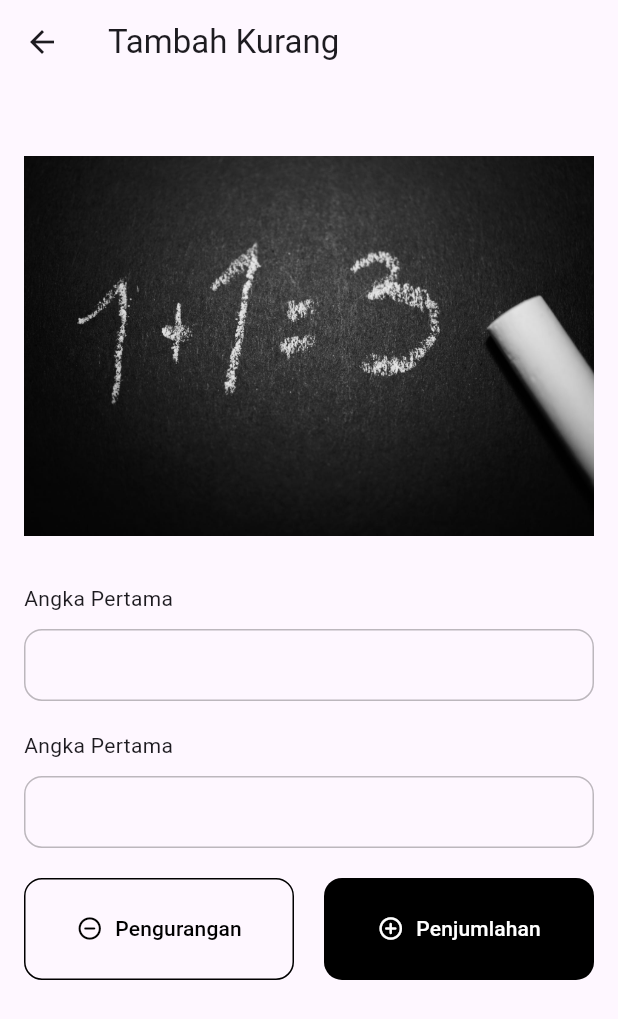
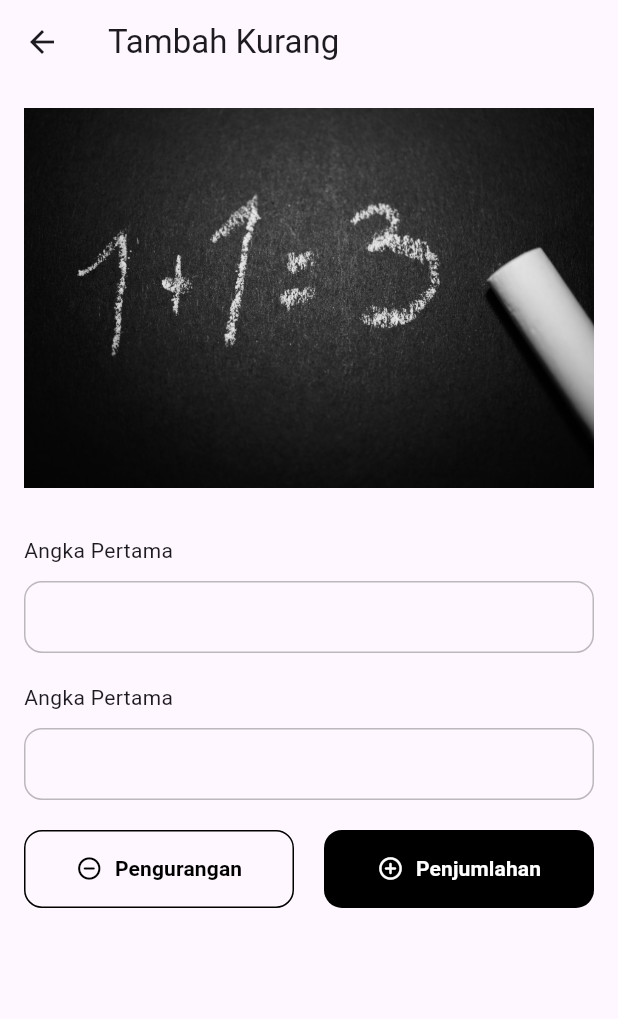
Before and after one commit to AfifJ/math-flutter, a Flutter app: the DashboardPage screen opened directly, after a tap on "Tambah Kurang", on a phone screen of 412 x 824 dp. Shown: the top 1019 px of the screen. Run offline on Flutter 3.47's test engine with Material 3 defaults, Android fonts, the phone set to English and light mode, and no system bars.

Commit message:
bug fix, improve style

```diff
--- a/task1/lib/components/custom_button.dart
+++ b/task1/lib/components/custom_button.dart
@@ -1,50 +1,60 @@
 import 'package:flutter/material.dart';
 
 class CustomButton extends StatelessWidget {
-  const CustomButton({
-    super.key,
-    required this.text,
-    required this.onPressed,
-    this.icon,
-    this.isOutlined = false,
-    this.backgroundColor,
-  });
+  const CustomButton(
+      {super.key,
+      required this.text,
+      required this.onPressed,
+      this.icon,
+      this.isOutlined = false,
+      this.backgroundColor,
+      this.fontWeight = FontWeight.bold});
 
   final String text;
   final VoidCallback onPressed;
   final IconData? icon;
   final bool isOutlined;
+  final FontWeight? fontWeight;
   final Color? backgroundColor;
 
   @override
   Widget build(BuildContext context) {
     return Flexible(
       child: SizedBox(
-        width: double.infinity, // Ensure the button takes the full width of its parent
-        child: ElevatedButton(
-          style: ElevatedButton.styleFrom(
+        width: double
+            .infinity, // Ensure the button takes the full width of its parent
+        child: TextButton(
+          style: TextButton.styleFrom(
             padding: const EdgeInsets.symmetric(
               horizontal: 24,
-              vertical: 24,
+              vertical: 16,
             ),
-            backgroundColor: isOutlined ? Colors.transparent : (backgroundColor ?? Colors.black),
+            backgroundColor: isOutlined
+                ? Colors.transparent
+                : (backgroundColor ?? Colors.black),
             foregroundColor: isOutlined ? Colors.black : Colors.white,
             elevation: 0,
             shape: RoundedRectangleBorder(
               borderRadius: BorderRadius.all(Radius.circular(12)),
-              side: isOutlined ? BorderSide(color: Colors.black) : BorderSide.none,
+              side: isOutlined
+                  ? BorderSide(color: Colors.black)
+                  : BorderSide.none,
             ),
           ),
           onPressed: onPressed,
           child: Row(
             mainAxisAlignment: MainAxisAlignment.center,
-            mainAxisSize: MainAxisSize.min, // Adjust the size of the Row to fit its content
+            mainAxisSize: MainAxisSize
+                .min, // Adjust the size of the Row to fit its content
             children: [
               if (icon != null) ...[
                 Icon(icon),
                 SizedBox(width: 8),
               ],
-              Text(text),
+              Text(
+                text,
+                style: TextStyle(fontSize: 14, fontWeight: fontWeight),
+              ),
             ],
           ),
         ),
--- a/task1/lib/dashboard_page.dart
+++ b/task1/lib/dashboard_page.dart
@@ -25,13 +25,13 @@ class DashboardPage extends StatelessWidget {
         return AlertDialog(
           shape: RoundedRectangleBorder(
               borderRadius: BorderRadius.all(Radius.circular(12))),
-          title: Text("Confirm Logout",
+          title: Text("Konfirmasi Logout",
               style: TextStyle(
                 fontWeight: FontWeight.bold,
               ),
               textAlign: TextAlign.center),
           content: Text(
-            "Are you sure you want to log out?",
+            "Apakah anda yakin akan logout? Anda harus login lagi nanti.",
             textAlign: TextAlign.center,
           ),
           actions: [
@@ -39,7 +39,7 @@ class DashboardPage extends StatelessWidget {
               children: [
                 CustomButton(
                   isOutlined: true,
-                  text: "Cancel",
+                  text: "Batal",
                   onPressed: () {
                     Navigator.of(context).pop(); // Close the dialog
                   },
@@ -66,26 +66,31 @@ class DashboardPage extends StatelessWidget {
     return Scaffold(
         body: Center(
             child: Container(
-                margin: EdgeInsets.all(40),
+                margin: EdgeInsets.all(16),
                 constraints: BoxConstraints(maxWidth: 500),
                 child: Scaffold(
                   body: Column(
                       crossAxisAlignment: CrossAxisAlignment.start,
                       children: [
+                        SizedBox(
+                          height: 60,
+                        ),
                         Center(
                             child: Text("Dashboard",
                                 style: TextStyle(
-                                    fontSize: 24,
+                                    fontSize: 36,
                                     fontWeight: FontWeight.bold))),
                         SizedBox(
-                          height: 40,
+                          height: 60,
                         ),
-                        Text(
-                          "Kelompok:",
-                          style: TextStyle(
-                              fontSize: 16,
-                              fontWeight: FontWeight.w600,
-                              height: 1),
+                        Center(
+                          child: Text(
+                            "Kelompok:",
+                            style: TextStyle(
+                                fontSize: 24,
+                                fontWeight: FontWeight.w600,
+                                height: 1),
+                          ),
                         ),
                         ListView.builder(
                           shrinkWrap: true,
@@ -94,17 +99,19 @@ class DashboardPage extends StatelessWidget {
                           padding: EdgeInsets.symmetric(
                               vertical: 8), // Padding vertikal untuk ListView
                           itemBuilder: (context, index) {
-                            return Text("${index + 1}. ${anggota[index]}");
+                            return Text(anggota[index],
+                                style: TextStyle(fontSize: 16),
+                                textAlign: TextAlign.center);
                           },
                         ),
                         SizedBox(
-                          height: 40,
+                          height: 60,
                         ),
                         Center(
                           child: Text(
                             "Pilih Menu",
                             style: TextStyle(
-                                fontSize: 18, fontWeight: FontWeight.bold),
+                                fontSize: 24, fontWeight: FontWeight.bold),
                           ),
                         ),
                         SizedBox(height: 40),
@@ -130,7 +137,15 @@ class DashboardPage extends StatelessWidget {
                           },
                           text: "Ganjil Genap",
                         ),
-                        SizedBox(height: 40),
+                        SizedBox(height: 20),
+                        const Row(children: [
+                          Expanded(child: Divider()),
+                          SizedBox(width: 10),
+                          Text("atau"),
+                          SizedBox(width: 10),
+                          Expanded(child: Divider()),
+                        ]),
+                        SizedBox(height: 20),
                         CustomButton(
                             text: "Logout",
                             backgroundColor: Colors.red[900],
--- a/task1/lib/tambahkurang.dart
+++ b/task1/lib/tambahkurang.dart
@@ -53,13 +53,12 @@ class _TambahKurangState extends State<TambahKurang> {
       appBar: AppBar(
         title: Text('Tambah Kurang'),
       ),
-      body: Center(
+      body: SingleChildScrollView(
         child: Container(
           constraints: BoxConstraints(maxWidth: 500),
           padding: const EdgeInsets.all(16.0),
           child: Column(
             children: [
-              SizedBox(height: 32),
               Image.asset('assets/plus.png'),
               SizedBox(height: 32),
               CustomTextField(
```
Also changed, not shown: task1/lib/ganjilgenap_page.dart (+6 -10 lines), task1/lib/login_page.dart (+10 -9 lines), task1/lib/main.dart (+2 -5 lines), 2 other files.
